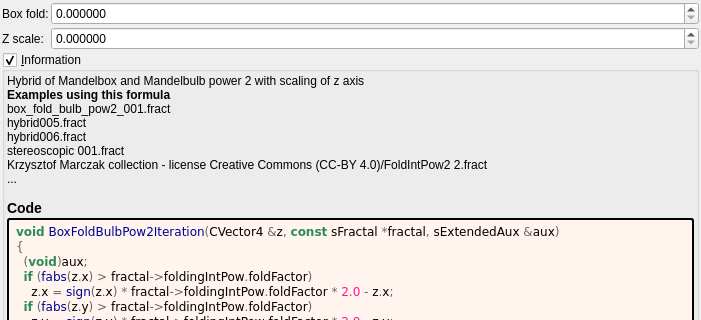
Above: mandelbulber2/formula/ui/box_fold_bulb_pow2.ui from buddhi1980/mandelbulber2 before the change; both pictures show x 0 to 701 and y 0 to 320 of the 701 by 1443 pixel window. Below: the same form after it.
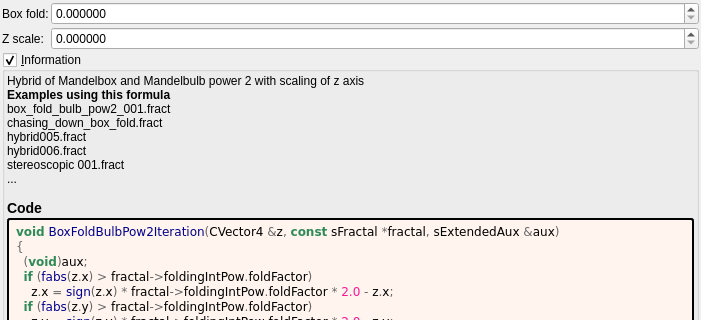
That is the form after the change. Custom widgets are drawn as their Qt base class.

Patch:
```diff
--- a/mandelbulber2/formula/ui/box_fold_bulb_pow2.ui
+++ b/mandelbulber2/formula/ui/box_fold_bulb_pow2.ui
@@ -138,7 +138,7 @@
         <property name="text">
          <string notr="true">&lt;p&gt;Hybrid of Mandelbox and Mandelbulb power 2 with scaling of z axis&lt;/p&gt;&lt;table&gt;
 &lt;/table&gt;
-&lt;br&gt;&lt;b&gt;Examples using this formula&lt;/b&gt;&lt;br&gt;box_fold_bulb_pow2_001.fract&lt;br&gt;hybrid005.fract&lt;br&gt;hybrid006.fract&lt;br&gt;stereoscopic 001.fract&lt;br&gt;Krzysztof Marczak collection - license Creative Commons (CC-BY 4.0)/FoldIntPow2 2.fract&lt;br&gt;...&lt;h3&gt;Code&lt;/h3&gt;</string>
+&lt;br&gt;&lt;b&gt;Examples using this formula&lt;/b&gt;&lt;br&gt;box_fold_bulb_pow2_001.fract&lt;br&gt;chasing_down_box_fold.fract&lt;br&gt;hybrid005.fract&lt;br&gt;hybrid006.fract&lt;br&gt;stereoscopic 001.fract&lt;br&gt;...&lt;h3&gt;Code&lt;/h3&gt;</string>
         </property>
         <property name="wordWrap">
          <bool>true</bool>
```
